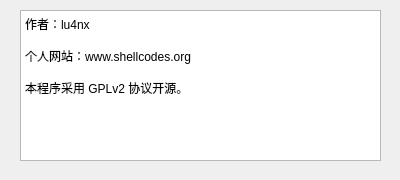
Above: ui/about.ui from lu4nx/yugioh_card_query before the change. Below: the same form after it.
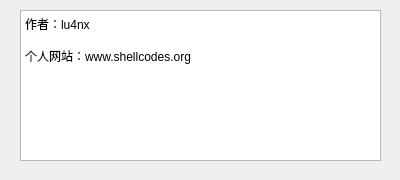
That is the form after the change.

Commit message: 修改样式

Diff of the .ui file:
```diff
--- a/ui/about.ui
+++ b/ui/about.ui
@@ -32,9 +32,7 @@
 &lt;/style&gt;&lt;/head&gt;&lt;body style=&quot; font-family:'Sans'; font-size:9pt; font-weight:400; font-style:normal;&quot;&gt;
 &lt;p style=&quot; margin-top:0px; margin-bottom:0px; margin-left:0px; margin-right:0px; -qt-block-indent:0; text-indent:0px;&quot;&gt;作者：lu4nx&lt;/p&gt;
 &lt;p style=&quot;-qt-paragraph-type:empty; margin-top:0px; margin-bottom:0px; margin-left:0px; margin-right:0px; -qt-block-indent:0; text-indent:0px;&quot;&gt;&lt;br /&gt;&lt;/p&gt;
-&lt;p style=&quot; margin-top:0px; margin-bottom:0px; margin-left:0px; margin-right:0px; -qt-block-indent:0; text-indent:0px;&quot;&gt;个人网站：www.shellcodes.org&lt;/p&gt;
-&lt;p style=&quot;-qt-paragraph-type:empty; margin-top:0px; margin-bottom:0px; margin-left:0px; margin-right:0px; -qt-block-indent:0; text-indent:0px; text-decoration: underline; color:#0000ff;&quot;&gt;&lt;br /&gt;&lt;/p&gt;
-&lt;p style=&quot; margin-top:0px; margin-bottom:0px; margin-left:0px; margin-right:0px; -qt-block-indent:0; text-indent:0px;&quot;&gt;本程序采用 GPLv2 协议开源。&lt;/p&gt;&lt;/body&gt;&lt;/html&gt;</string>
+&lt;p style=&quot; margin-top:0px; margin-bottom:0px; margin-left:0px; margin-right:0px; -qt-block-indent:0; text-indent:0px;&quot;&gt;个人网站：www.shellcodes.org&lt;/p&gt;&lt;/body&gt;&lt;/html&gt;</string>
    </property>
   </widget>
  </widget>
```
The commit also changes 1 other file.
